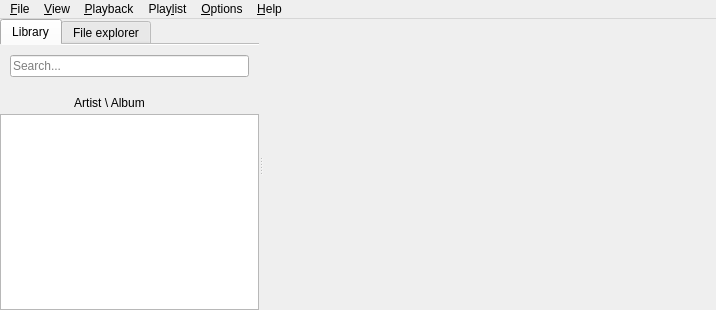
Old version of the form code/MiamPlayer/mainwindow.ui in the repository MBach/Miam-Player.
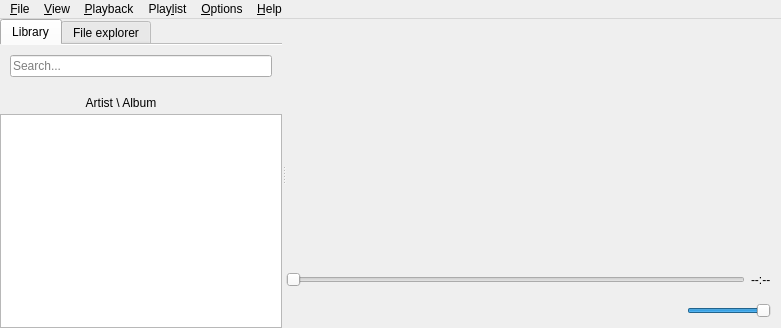
New version of the form. The open tabs and pages were chosen to show the change. Icons and pictures are not drawn. Custom widgets are drawn as their Qt base class.

Patch:
```diff
--- a/code/MiamPlayer/mainwindow.ui
+++ b/code/MiamPlayer/mainwindow.ui
@@ -2,6 +2,14 @@
 <ui version="4.0">
  <class>MainWindow</class>
  <widget class="QMainWindow" name="MainWindow">
+  <property name="geometry">
+   <rect>
+    <x>0</x>
+    <y>0</y>
+    <width>781</width>
+    <height>328</height>
+   </rect>
+  </property>
   <property name="windowTitle">
    <string notr="true">Miam Player</string>
   </property>
@@ -530,7 +538,7 @@
              </item>
             </layout>
            </widget>
-           <widget class="QWidget" name="tagEditorPage">
+           <widget class="TagEditor" name="tagEditor">
             <layout class="QVBoxLayout" name="verticalLayout_3">
              <property name="spacing">
               <number>0</number>
@@ -547,9 +555,6 @@
              <property name="bottomMargin">
               <number>0</number>
              </property>
-             <item>
-              <widget class="TagEditor" name="tagEditor" native="true"/>
-             </item>
             </layout>
            </widget>
           </widget>
```
